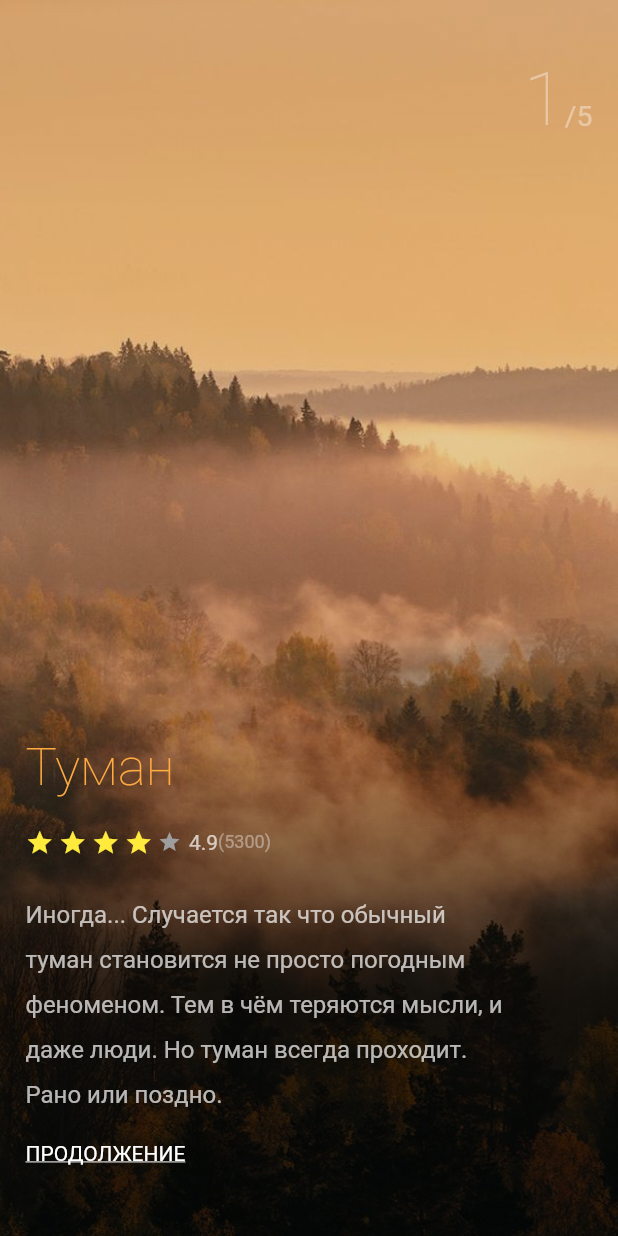
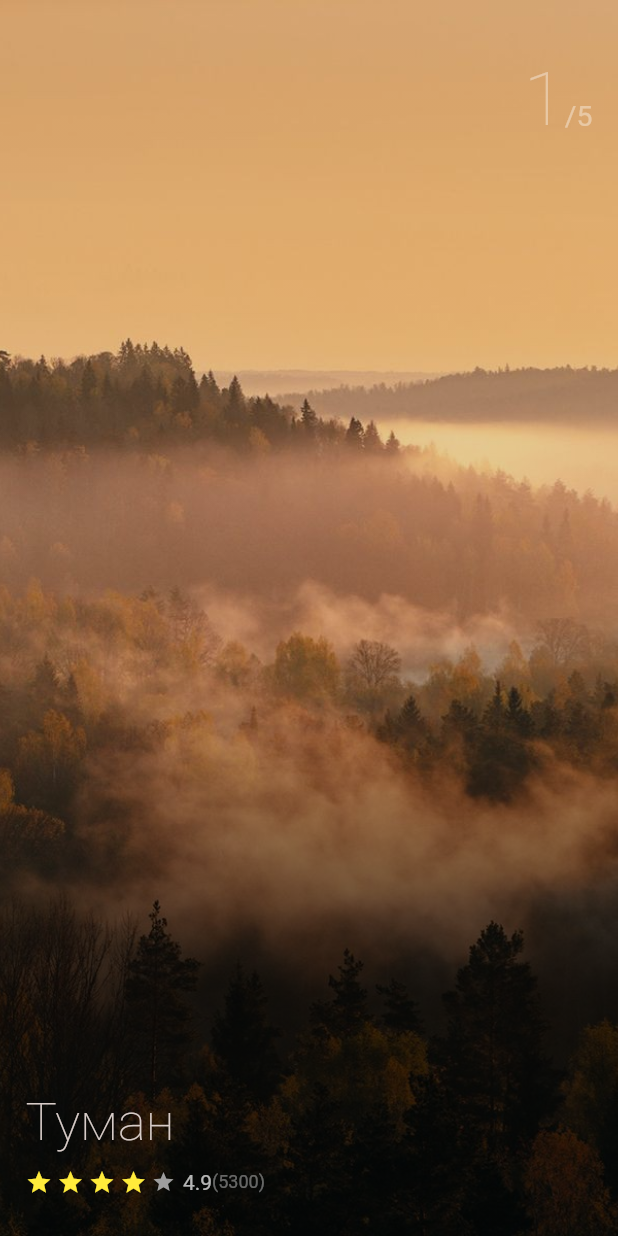
Before and after one commit to KNGCoder/mb_task4, a Flutter app: the screen it shows after launch, on a phone screen of 412 x 824 dp. Run offline on Flutter 3.47's test engine with Material 2 defaults, Android fonts, the phone set to English and light mode, and no system bars.

Commit message:
дизайн окончательный, скрыть\показать текст в процессе

```diff
--- a/lib/pages/home_page.dart
+++ b/lib/pages/home_page.dart
@@ -1,4 +1,5 @@
 import 'package:flutter/material.dart';
+import 'package:mb_task4/styles.dart';
 
 class HomePagee extends StatefulWidget {
   const HomePagee ({super.key});
@@ -33,40 +34,31 @@ class _HomePageeState extends State<HomePagee> {
             page: 1,
             imagePath: 'assets/images/a001.jpg',
             title: 'Туман',
-            description:'Иногда... Случается так что обычный туман становится не '
-                'просто погодным феноменом. Тем в чём теряются мысли, и даже люди. '
-                'Но туман всегда проходит. Рано или поздно.',
+            description: Texts.text1,
           ),
           makePageWidget(
             page: 2,
             imagePath: 'assets/images/a002.jpg',
             title: 'Лестница',
-            description:'„Идите и идите по лестнице, которая называется цивилизацией, '
-                'прогрессом, культурой ― идите, искренно рекомендую, но куда идти? право, '
-                'не знаю. Ради одной лестницы этой стоит жить.“ ',
+            description: Texts.text2,
           ),
           makePageWidget(
             page: 3,
             imagePath: 'assets/images/a003.jpg',
             title: 'Дождь',
-            description:'С вечера дождя никто не ждал, но внезапно налетевший вихрь '
-                'принес огромную тучу, раскрашенную багряным закатом. И всю ночь лил дождь,'
-                ' озаряя ночное небо вспышками молний и разрывая тишину громовыми раскатами.',
+            description: Texts.text3,
           ),
           makePageWidget(
             page: 4,
             imagePath: 'assets/images/a004.jpg',
             title: 'Тыква',
-            description:'Тыква, чёрная паутина из ниток, белая простыня - постоянные '
-                'атрибуты для фотосессии на Хэллоуин. А разнообразные блюда из тыквы '
-                'в октябре - неизменная тема для многих гурманов и хозяек в середине осени.',
+            description: Texts.text4,
           ),
           makePageWidget(
             page: 5,
             imagePath: 'assets/images/a005.jpg',
             title: 'Свитер',
-            description:'Вот так мечтаешь поскорее облачиться в легкое и летнее, но братец '
-                'Июнь видит иначе. Любимый свитер актуален вновь…',
+            description: Texts.text5,
           ),
         ],
       ),
@@ -128,34 +120,30 @@ Widget makePageWidget({page, imagePath, title, description}) {
                 children: [
                   Text(
                     title,
-                    style: const TextStyle(
-                      color: Colors.orangeAccent ,
-                      fontSize: 35,
-                      fontWeight: FontWeight.w100,
-                    ),
+                    style: ThemeText.titleText,
                   ),
-                  const SizedBox(height: 20,),
+                  const SizedBox(height: 10,),
                   Row(
                     children: [
                       Container(
                         margin:  const EdgeInsets.only(right: 3),
-                        child: const Icon(Icons.star,color: Colors.yellow, size: 19,),
+                        child: ThemeIcon.iconSyes,
                       ),
                        Container(
                         margin:  const EdgeInsets.only(right: 3),
-                        child: const Icon( Icons.star, color: Colors.yellow,size: 19, ),
+                         child: ThemeIcon.iconSyes,
                       ),
                        Container(
                         margin:  const EdgeInsets.only(right: 3),
-                        child: const Icon( Icons.star,color: Colors.yellow,size: 19,),
+                         child: ThemeIcon.iconSyes,
                       ),
                        Container(
                         margin:  const EdgeInsets.only(right: 3),
-                        child: const Icon(Icons.star,color: Colors.yellow, size: 19, ),
+                         child: ThemeIcon.iconSyes,
                       ),
                        Container(
                         margin:  const EdgeInsets.only(right: 5),
-                        child: const Icon( Icons.star, color: Colors.grey,size: 16, ),
+                         child: ThemeIcon.iconSno,
                       ),
                       const Text(
                         '4.9', style: TextStyle(color: Colors.white70),
@@ -165,25 +153,20 @@ Widget makePageWidget({page, imagePath, title, description}) {
                       ),
                     ],
                   ),
-                  const SizedBox(height: 20,),
-                  Padding(
+                  const SizedBox(height: 10,),
+                  /*Padding(
                     padding: const EdgeInsets.only(right: 50),
                     child: Text(
                       description,
-                      style: TextStyle(
-                        color: Colors.white.withOpacity(.7),
-                        height: 1.9,
-                        fontSize: 16),
+                        style: ThemeText.descriptionText,
                     ),
-                  ),
-                  const SizedBox(height: 20,),
-                  const Text(
-                    'ПРОДОЛЖЕНИЕ',
-                    style: TextStyle(
-                      color: Colors.white,
-                      decoration: TextDecoration.underline ),
-                  ),
-                  const SizedBox(height: 30,),
+                  ),*/
+                  // SafeArea(
+                  //     child: ViewWidget,
+                  // ),
+
+
+
                 ],
               ) ,
             )
@@ -193,3 +176,48 @@ Widget makePageWidget({page, imagePath, title, description}) {
     ),
   );
 }
+/*
+class ViewWidget extends StatefulWidget {
+  @override
+  ViewWidgetState createState() => ViewWidgetState();
+}
+
+class ViewWidgetState extends State{
+
+  bool viewVisible = true;
+
+  void showWidget(){
+    setState(() {
+      viewVisible = true;
+    });
+  }
+  void hideWidget(){
+    setState(() {
+      viewVisible = false;
+    });
+  }
+
+  Widget fds ({description}) {
+    return Column(
+      children: <Widget> [
+        Visibility(
+          maintainSize: true,
+          maintainAnimation: true,
+          maintainState: true,
+          visible: viewVisible,
+          child:  Padding(
+            padding: const EdgeInsets.only(right: 50),
+            child: Text(
+              description,
+              style: ThemeText.descriptionText,
+            ),
+          ),
+        ),
+        RaisedButton(
+        child: Text( 'dalee'),
+        onPressed: hideWidget,
+        ),
+      ],
+    );
+  }
+}*/
--- /dev/null
+++ b/lib/styles.dart
@@ -0,0 +1,39 @@
+import 'package:flutter/material.dart';
+
+class ThemeText {
+  static  TextStyle titleText = TextStyle(
+    color: Colors.brown.shade100,
+    fontSize: 35,
+    fontWeight: FontWeight.w100
+  );
+  static  TextStyle descriptionText = TextStyle(
+    color: Colors.brown.shade300,
+    height: 1.5,
+    fontSize: 19,
+    fontWeight: FontWeight.w300,
+  );
+
+}
+class ThemeIcon {
+  static  Icon iconSyes = Icon
+  (Icons.star, color: Colors.yellow, size: 18,);
+  static  Icon iconSno = Icon
+    (Icons.star, color: Colors.grey, size: 16,);
+}
+class Texts{
+  static const String text1 = 'Иногда... Случается так что обычный туман становится не '
+      'просто погодным феноменом. Тем в чём теряются мысли, и даже люди. '
+      'Но туман всегда проходит. Рано или поздно.';
+  static const String text2 = '„Идите и идите по лестнице, которая называется цивилизацией,'
+      ' прогрессом, культурой ― идите, искренно рекомендую, но куда идти? '
+      'Право, не знаю. Ради одной лестницы этой стоит жить.“';
+  static const String text3 = 'С вечера дождя никто не ждал, но внезапно налетевший вихрь '
+      'принес огромную тучу, раскрашенную багряным закатом. И всю ночь лил '
+      'дождь, озаряя ночное небо вспышками молний и разрывая тишину громовыми '
+      'раскатами.';
+  static const String text4 = 'Тыква, чёрная паутина из ниток, белая простыня - постоянные '
+      'атрибуты для фотосессии на Хэллоуин. А разнообразные блюда из тыквы '
+      'в октябре - неизменная тема для многих гурманов и хозяек в середине осени.';
+  static const String text5 = 'Вот так мечтаешь поскорее облачиться в легкое и летнее, '
+      'но братец Июнь видит иначе. Любимый свитер актуален вновь…';
+}
```
